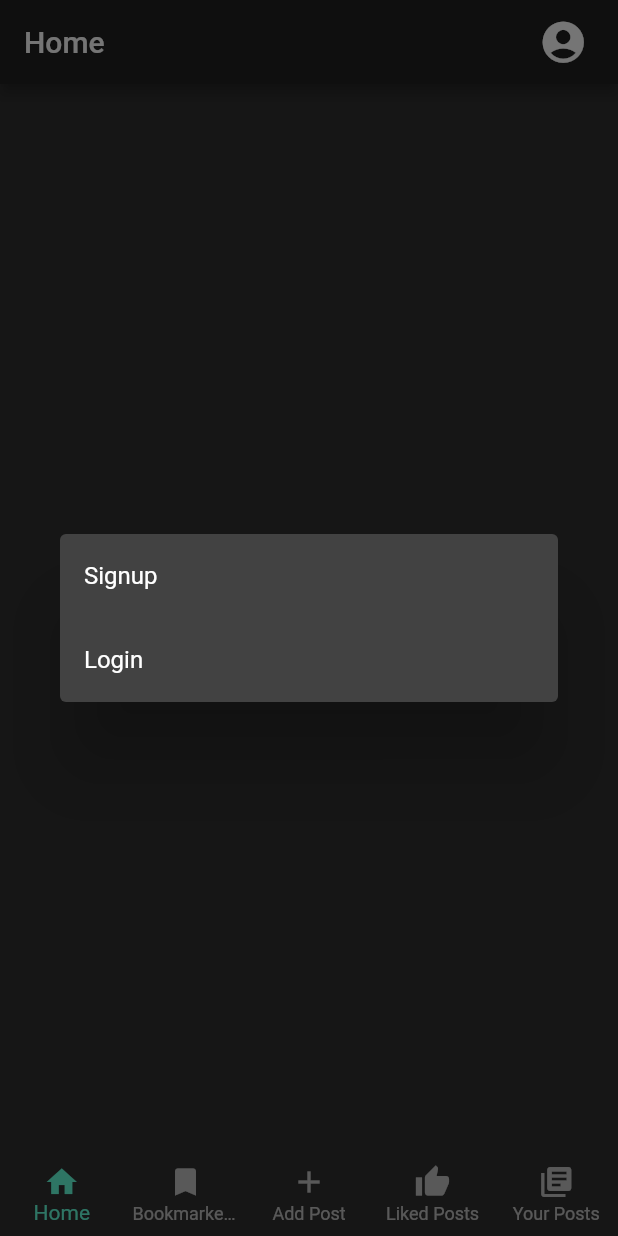
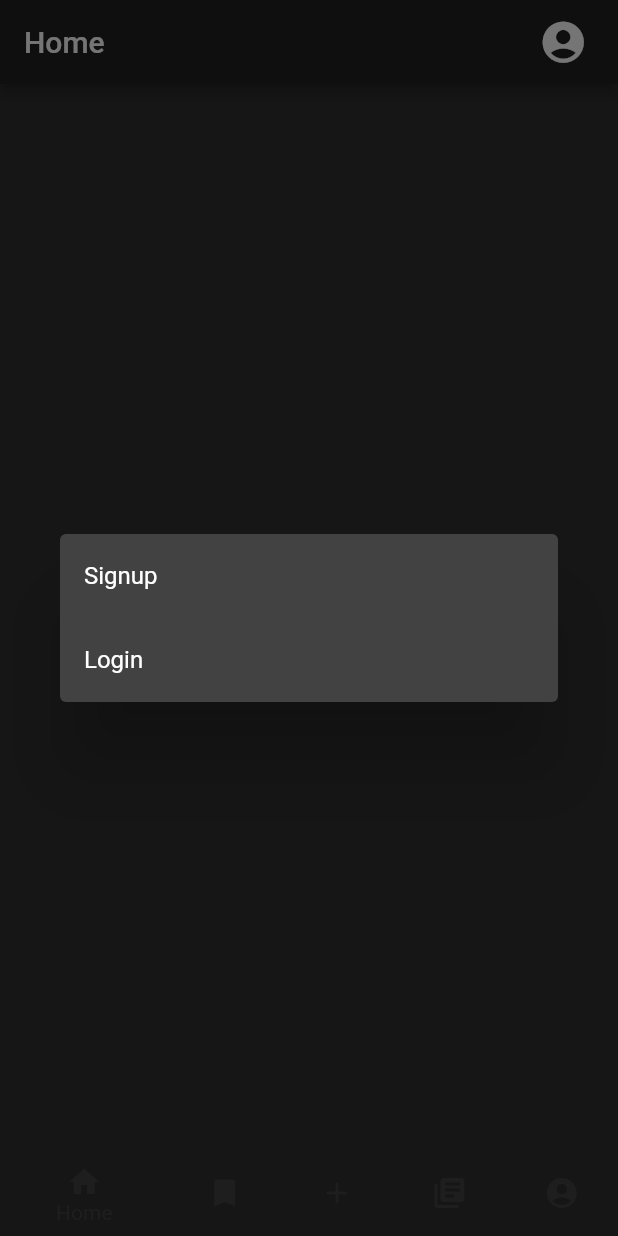
Before and after one commit to sahil-patel6/bloggin-app, a Flutter app: the screen it shows after launch, after a tap on the "account circle" icon, on a phone screen of 412 x 824 dp. Run offline on Flutter 3.47's test engine with Material 2 defaults, Android fonts, the phone set to English and light mode, and no system bars; our stand-ins replace cached_network_image, sqflite; missing offline and left inert: image_picker_modern; accounts and stored records are empty.

Commit message:
app bar title fix and one bottom navigation bar fix

```diff
--- a/blogging_app/lib/main.dart
+++ b/blogging_app/lib/main.dart
@@ -7,7 +7,7 @@ import 'package:cached_network_image/cached_network_image.dart';
 import './BookmarkedPosts.dart';
 import './Home.dart';
 import './AddPost.dart';
-import './LikedPosts.dart';
+import './MyAccount.dart';
 import './YourPosts.dart';
 import 'VerifyEmail.dart';
 
@@ -32,6 +32,7 @@ class MyHomePage extends StatefulWidget {
 
 class _MyHomePageState extends State<MyHomePage> {
   Future<Database> database;
+  String appBarTitle = "Home";
   bool userExists = false, isVerified = false;
   String name, email, userID;
   int _currentIndex = 0;
@@ -50,10 +51,27 @@ class _MyHomePageState extends State<MyHomePage> {
         onTap: (i) {
           setState(() {
             if (userExists && isVerified) _currentIndex = i;
+            switch (_currentIndex) {
+              case 0:
+                appBarTitle = "Home";
+                break;
+              case 1:
+                appBarTitle = "Bookmarked Posts";
+                break;
+              case 2:
+                appBarTitle = "Add Post";
+                break;
+              case 3:
+                appBarTitle = "Your Posts";
+                break;
+              case 4:
+                appBarTitle = "My Account";
+                break;
+            }
           });
         },
         currentIndex: _currentIndex,
-        type: BottomNavigationBarType.fixed,
+        type: BottomNavigationBarType.shifting,
         items: [
           BottomNavigationBarItem(icon: Icon(Icons.home), title: Text("Home")),
           BottomNavigationBarItem(
@@ -61,13 +79,13 @@ class _MyHomePageState extends State<MyHomePage> {
           BottomNavigationBarItem(
               icon: Icon(Icons.add), title: Text("Add Post")),
           BottomNavigationBarItem(
-              icon: Icon(Icons.thumb_up), title: Text("Liked Posts")),
+              icon: Icon(Icons.library_books), title: Text("Your Posts")),
           BottomNavigationBarItem(
-              icon: Icon(Icons.library_books), title: Text("Your Posts")),
+              icon: Icon(Icons.account_circle), title: Text("My Account")),
         ],
       ),
       appBar: AppBar(
-        title: Text('Home'),
+        title: Text(appBarTitle),
         actions: <Widget>[
           Center(
             child: InkWell(
@@ -163,9 +181,9 @@ class _MyHomePageState extends State<MyHomePage> {
                 : _currentIndex == 2
                     ? AddPost(name, email, userID)
                     : _currentIndex == 3
-                        ? LikedPost(name, email, userID)
+                        ? YourPosts(name, email, userID)
                         : _currentIndex == 4
-                            ? YourPosts(name, email, userID)
+                            ? MyAccount(name, email, userID)
                             : null;
       } else {
         return Center(
```
Also changed, not shown: blogging_app/lib/LikedPosts.dart (deleted, +0 -15 lines), blogging_app/lib/MyAccount.dart (added, +15 -0 lines).
